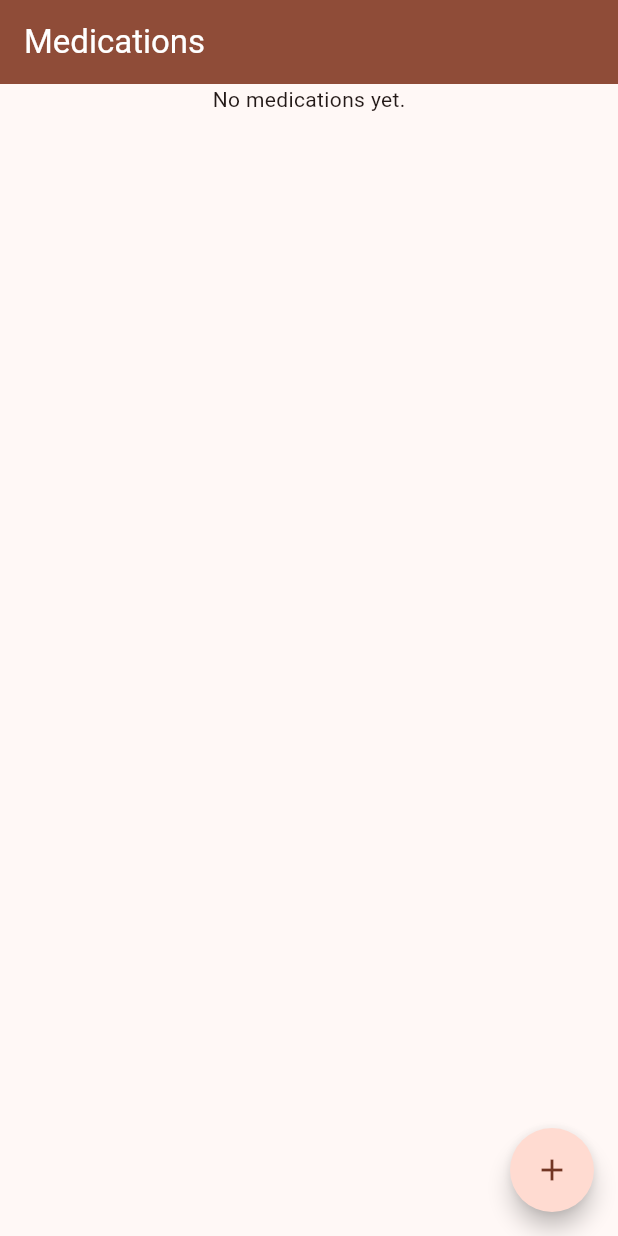
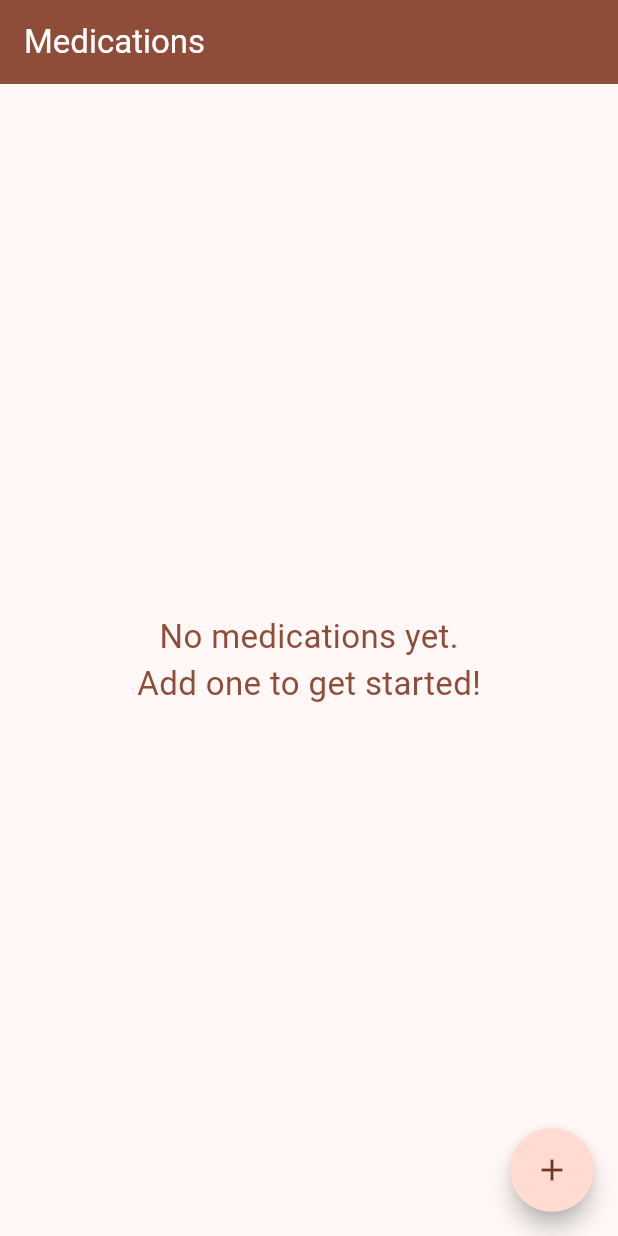
Before and after one commit to annmarie2/meds_tracker, a Flutter app: the screen it shows after launch, on a phone screen of 412 x 824 dp. Run offline on Flutter 3.47's test engine with Material 3 defaults, Android fonts, the phone set to English and light mode, and no system bars; our stand-ins replace permission_handler, shared_preferences; missing offline and left inert: alarm.

Commit message:
centered starting text on main.dart

```diff
--- a/lib/main.dart
+++ b/lib/main.dart
@@ -154,14 +154,31 @@ class _HomePageState extends State<HomePage> {
         ),
         backgroundColor: Theme.of(context).colorScheme.primary,
       ),
-      body: ListView(
-        children: appState.meds.isEmpty
-          ? [
-              Center(
-                child: Text('No medications yet.'),
+      body: appState.meds.isEmpty ? Center(
+        child: Column(
+          mainAxisAlignment: MainAxisAlignment.center,
+          crossAxisAlignment: CrossAxisAlignment.center,
+          children: [
+            Text(
+              'No medications yet.',
+              style: TextStyle(
+                fontSize: Theme.of(context).textTheme.titleLarge?.fontSize,
+                color: Theme.of(context).colorScheme.primary,
               ),
-            ]
-      : appState.meds.map((med) {
+            ),
+            Text(
+              'Add one to get started!',
+              style: TextStyle(
+                fontSize: Theme.of(context).textTheme.titleLarge?.fontSize,
+                color: Theme.of(context).colorScheme.primary,
+              ),
+            ),
+
+          ],
+        ),
+      )
+      : ListView(
+        children: appState.meds.map((med) {
           return MedListTile(
             med: med,
             onEdit: () {
```
